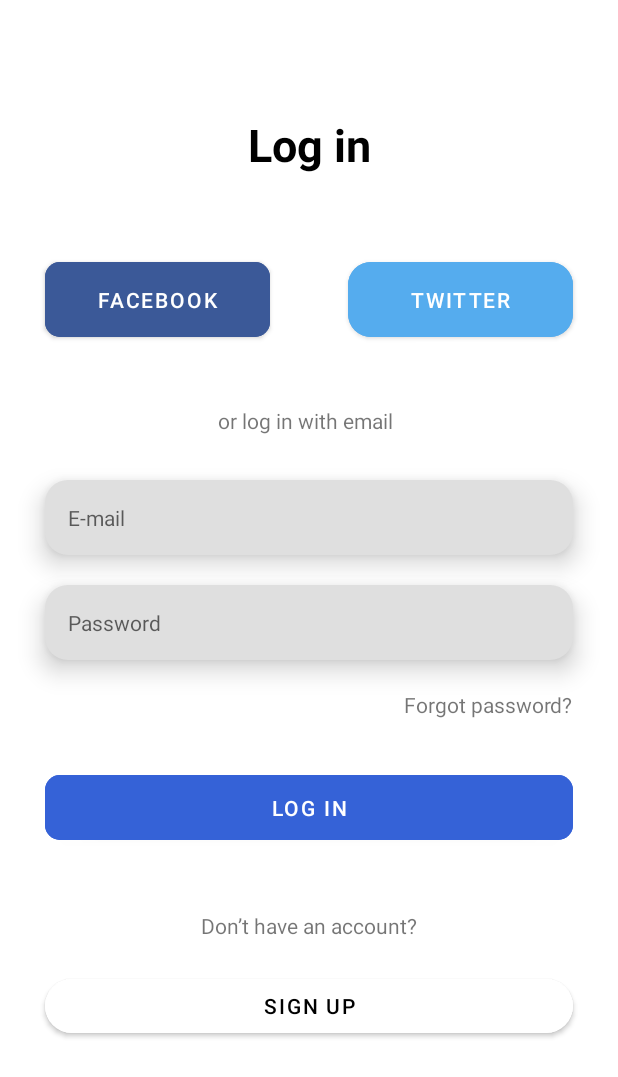
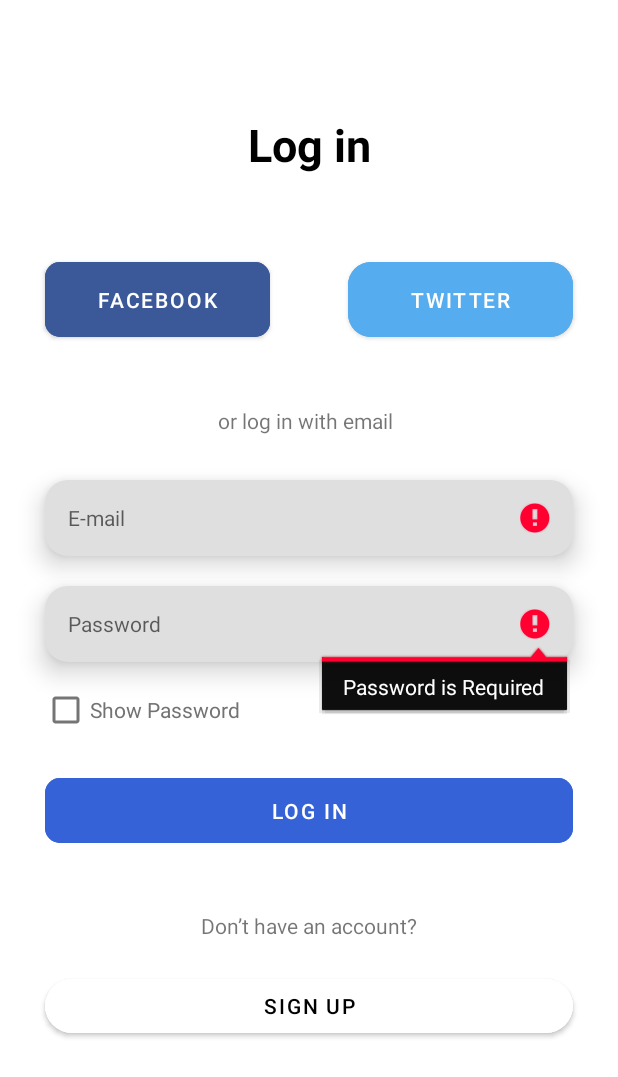
Before and after one commit to tolobret/TugasAkhirPAPB, an Android app: the Login screen opened directly, with no data from a screen before it, after a tap on "LOG IN", on a phone screen of 412 x 824 dp. Shown: the top 1077 px of the screen. Run offline under Robolectric (Android 15) with nearby library versions, the phone set to English and light mode, and no system bars; our stand-ins replace Firebase (no records; nobody signed in at launch, a user with empty details on screens opened directly); Roboto replaces fonts that are not available here.

Commit message:
fix form input

```diff
--- a/app/src/main/java/com/example/tugasakhirpapb/Login.kt
+++ b/app/src/main/java/com/example/tugasakhirpapb/Login.kt
@@ -2,7 +2,9 @@ package com.example.tugasakhirpapb
 
 import android.content.Intent
 import android.os.Bundle
+import android.text.InputType
 import android.widget.Button
+import android.widget.CheckBox
 import android.widget.EditText
 import android.widget.Toast
 import androidx.appcompat.app.AppCompatActivity
@@ -22,6 +24,7 @@ class Login : AppCompatActivity(){
         val email : EditText = findViewById(R.id.login_email)
         val pass : EditText = findViewById(R.id.login_pass)
         val signUpBtn : Button = findViewById(R.id.signUpBtn)
+        val checkbox : CheckBox = findViewById(R.id.checkBox)
 
         mAuth = FirebaseAuth.getInstance()
         val user = mAuth.currentUser
@@ -30,13 +33,11 @@ class Login : AppCompatActivity(){
             val inputEmail = email.text.toString()
             val inputPass = pass.text.toString()
             if(inputEmail.isEmpty()){
-                Toast.makeText(baseContext, "Silahkan mengisi kolom email", Toast.LENGTH_SHORT).show()
-            }else if (inputPass.isEmpty()){
-                Toast.makeText(baseContext, "Silahkan mengisi kolom password", Toast.LENGTH_SHORT).show()
-            }else if (inputEmail.isEmpty() && inputPass.isEmpty()){
-                Toast.makeText(baseContext, "Password dan Email harus diisi", Toast.LENGTH_SHORT).show()
+                email.setError("Email is Required")
             }
-
+            if(inputPass.isEmpty()){
+                pass.setError("Password is Required")
+            }else{
                 mAuth.signInWithEmailAndPassword(inputEmail, inputPass)
                     .addOnCompleteListener(this){
                         if(it.isSuccessful){
@@ -48,10 +49,21 @@ class Login : AppCompatActivity(){
                     }
             }
 
+
+        }
+
         signUpBtn.setOnClickListener{
             val intent3 = Intent (this, Register::class.java)
             startActivity(intent3)
         }
 
+        checkbox.setOnClickListener(){
+            if (checkbox.isChecked){
+                pass.inputType = 1
+            }else{
+                pass.inputType = InputType.TYPE_CLASS_TEXT or InputType.TYPE_TEXT_VARIATION_PASSWORD
             }
         }
+
+    }
+}
--- a/app/src/main/java/com/example/tugasakhirpapb/fragment/HomeFragment.kt
+++ b/app/src/main/java/com/example/tugasakhirpapb/fragment/HomeFragment.kt
@@ -86,7 +86,7 @@ class HomeFragment : Fragment(R.layout.recycler_view) {
             withContext(Dispatchers.Main) {
                 val kontenAdapter = KontenAdapter(imageUrls,kontenArrayList)
                 if (kontenAdapter.itemCount == 0) {
-                    binding.progressBar2.visibility = View.VISIBLE
+                    binding.progressBar2.visibility = View.GONE
                 }
 
 
--- a/app/src/main/java/com/example/tugasakhirpapb/model/Konten.kt
+++ b/app/src/main/java/com/example/tugasakhirpapb/model/Konten.kt
@@ -7,7 +7,8 @@ data class Konten(val judul : String?= null,
                   val userName : String? = null,
                   val foto : String?= null,
                   val like_count : Int = 0,
-                  val created_date : String?= null){
+                  val created_date : String?= null,
+                  val urlFoto : String? =null,){
 
 
 }
--- a/app/src/main/res/layout/activity_create_post.xml
+++ b/app/src/main/res/layout/activity_create_post.xml
@@ -45,7 +45,7 @@
         android:id="@+id/text_Judul"
         android:layout_width="match_parent"
         android:layout_height="wrap_content"
-        android:layout_marginTop="40dp"
+        android:layout_marginTop="28dp"
         android:background="@drawable/border"
         android:ems="10"
         android:fontFamily="@font/montserrat_bold"
@@ -92,7 +92,7 @@
         android:id="@+id/bt_post"
         android:layout_width="325dp"
         android:layout_height="58dp"
-        android:layout_marginTop="44dp"
+        android:layout_marginTop="16dp"
         android:backgroundTint="#3562D7"
         android:text="post"
         android:textSize="16dp"
@@ -116,7 +116,7 @@
             android:id="@+id/img_profile"
             android:layout_width="75dp"
             android:layout_height="75dp"
-            tools:srcCompat="@drawable/ellipse_20" />
+            tools:srcCompat="@drawable/profile_icon" />
     </androidx.cardview.widget.CardView>
 
     <ImageView
--- a/app/src/main/res/layout/activity_login.xml
+++ b/app/src/main/res/layout/activity_login.xml
@@ -88,9 +88,9 @@
         android:layout_marginTop="30dp"
         android:layout_marginRight="30dp"
         android:background="@drawable/form_login"
+        android:elevation="10dp"
         android:ems="10"
         android:hint="E-mail"
-        android:elevation="10dp"
         android:inputType="textEmailAddress"
         android:padding="15dp"
         android:textSize="14sp"
@@ -100,21 +100,12 @@
         app:layout_constraintTop_toBottomOf="@+id/textView2"
         tools:ignore="TouchTargetSizeCheck" />
 
-    <TextView
-        android:id="@+id/textView3"
-        android:layout_width="wrap_content"
-        android:layout_height="wrap_content"
-        android:layout_marginTop="20dp"
-        android:text="Forgot password?"
-        app:layout_constraintEnd_toEndOf="@+id/login_pass"
-        app:layout_constraintTop_toBottomOf="@+id/login_pass" />
-
     <Button
         android:id="@+id/login_btn"
         android:layout_width="match_parent"
         android:layout_height="wrap_content"
         android:layout_marginLeft="30dp"
-        android:layout_marginTop="31dp"
+        android:layout_marginTop="15dp"
         android:layout_marginRight="30dp"
         android:backgroundTint="#3562D7"
         android:padding="12dp"
@@ -124,22 +115,23 @@
         app:layout_constraintEnd_toEndOf="parent"
         app:layout_constraintHorizontal_bias="0.491"
         app:layout_constraintStart_toStartOf="parent"
-        app:layout_constraintTop_toBottomOf="@+id/textView3" />
+        app:layout_constraintTop_toBottomOf="@+id/checkBox" />
 
     <Button
         android:id="@+id/signUpBtn"
-        android:layout_width="match_parent"
+        android:layout_width="0dp"
         android:layout_height="wrap_content"
+        android:layout_marginStart="30dp"
         android:layout_marginTop="20dp"
+        android:layout_marginEnd="30dp"
         android:backgroundTint="#FFFFFF"
+        android:elevation="10dp"
         android:text="Sign up"
+        android:textColor="#000000"
         app:cornerRadius="20dp"
-        android:layout_marginRight="30dp"
-        android:layout_marginLeft="30dp"
-        android:elevation="10dp"
-        android:textColor="#000000"
-        app:layout_constraintTop_toBottomOf="@+id/textView4"
-        tools:layout_editor_absoluteX="54dp" />
+        app:layout_constraintEnd_toEndOf="parent"
+        app:layout_constraintStart_toStartOf="parent"
+        app:layout_constraintTop_toBottomOf="@+id/textView4" />
 
     <TextView
         android:id="@+id/textView4"
@@ -154,4 +146,16 @@
         app:layout_constraintStart_toStartOf="parent"
         app:layout_constraintTop_toTopOf="parent" />
 
+    <CheckBox
+        android:id="@+id/checkBox"
+        android:layout_width="wrap_content"
+        android:layout_height="wrap_content"
+        android:layout_marginStart="28dp"
+        android:layout_marginTop="8dp"
+
+        android:text="Show Password"
+        android:textColor="#737373"
+        app:layout_constraintStart_toStartOf="parent"
+        app:layout_constraintTop_toBottomOf="@+id/login_pass" />
+
 </androidx.constraintlayout.widget.ConstraintLayout>
```
Also changed, not shown: app/src/main/java/com/example/tugasakhirpapb/EditProfile.kt (+31 -5 lines), app/src/main/java/com/example/tugasakhirpapb/HalamanKonten.kt (+26 -64 lines), app/src/main/java/com/example/tugasakhirpapb/Register.kt (+38 -8 lines), app/src/main/java/com/example/tugasakhirpapb/fragment/CreateFragment.kt (+40 -4 lines), app/src/main/java/com/example/tugasakhirpapb/fragment/ProfileFragment.kt (+18 -1 lines), app/src/main/java/com/example/tugasakhirpapb/viewHolder/KontenAdapter.kt (+15 -1 lines), app/src/main/res/layout/activity_edit_profile.xml (+21 -6 lines), app/src/main/res/layout/register_activity.xml (+8 -7 lines). Lines whose indentation alone changed are shown as unchanged.
